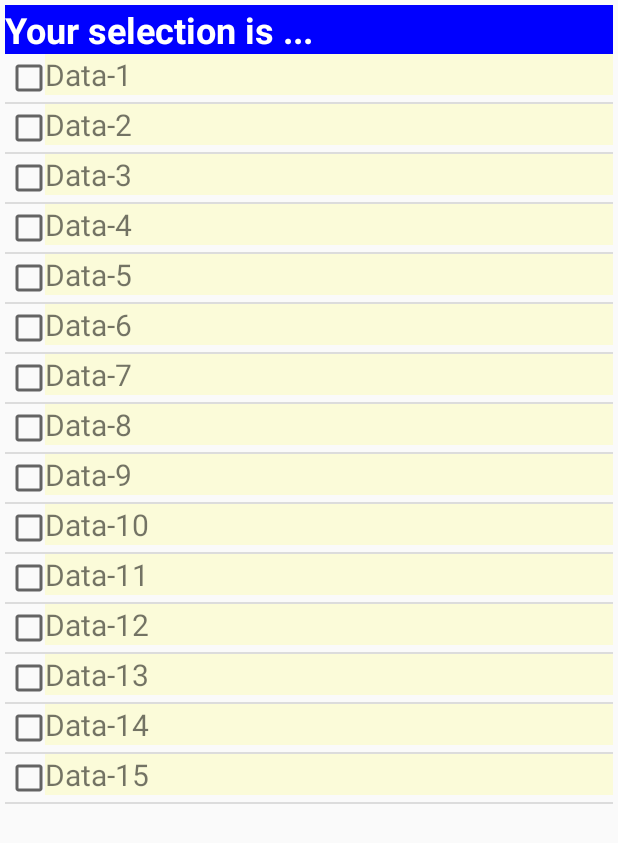
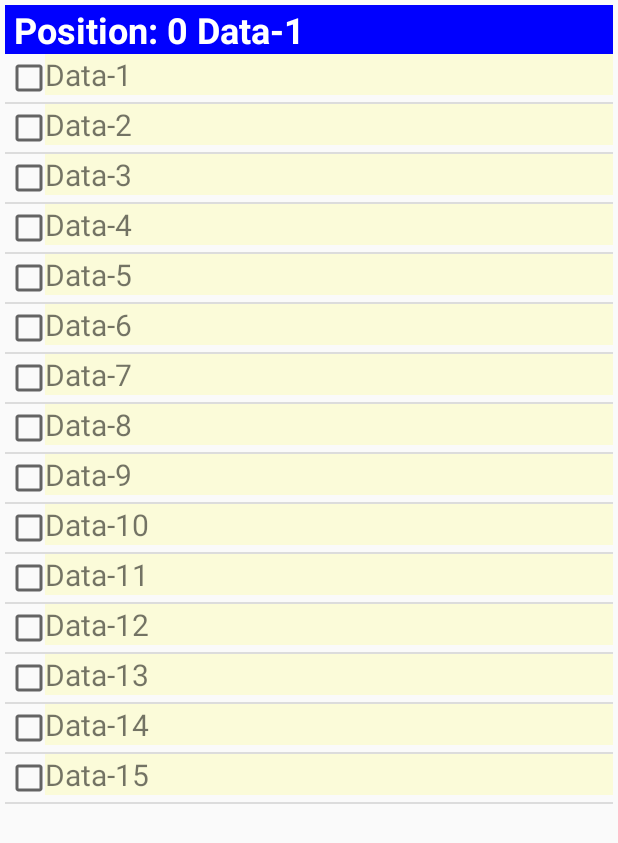
Before and after one commit to fieuzsok/Practice_Android, an Android app: the screen it shows after launch (MainActivity), after a tap on "Data-1", on a phone screen of 412 x 824 dp. Shown: the top 843 px of the screen. Run offline under Robolectric (Android 15) with nearby library versions, the phone set to English and light mode, and no system bars.

Commit message:
-Edit Lab 5

```diff
--- a/Lab5/LAb5_LyThuyet/app/src/main/res/layout/activity_main.xml
+++ b/Lab5/LAb5_LyThuyet/app/src/main/res/layout/activity_main.xml
@@ -3,7 +3,8 @@
     android:layout_width="match_parent"
     android:layout_height="match_parent"
     android:padding="3dp"
-    android:orientation="vertical" >
+    android:orientation="vertical"
+   >
     <TextView
         android:id="@+id/txtMsg"
         android:layout_width="match_parent"
--- a/Lab5/LAb5_LyThuyet/app/src/main/res/layout/custom_row_icon_label.xml
+++ b/Lab5/LAb5_LyThuyet/app/src/main/res/layout/custom_row_icon_label.xml
@@ -2,7 +2,8 @@
 <LinearLayout xmlns:android="http://schemas.android.com/apk/res/android"
     android:layout_width="fill_parent"
     android:layout_height="wrap_content"
-    android:orientation="horizontal" >
+    android:orientation="horizontal"
+    android:descendantFocusability="blocksDescendants">
 
 
     <CheckBox
--- a/Lab5/Lab5/app/src/main/res/layout/row_item.xml
+++ b/Lab5/Lab5/app/src/main/res/layout/row_item.xml
@@ -4,6 +4,7 @@
     xmlns:tools="http://schemas.android.com/tools"
     android:layout_width="match_parent"
     android:layout_height="match_parent"
+    android:descendantFocusability="blocksDescendants"
   >
 
 
```
Also changed, not shown: Lab5/Lab5/app/src/main/java/com/example/user/listviewdemo/MainActivity.java (+6 -5 lines).
